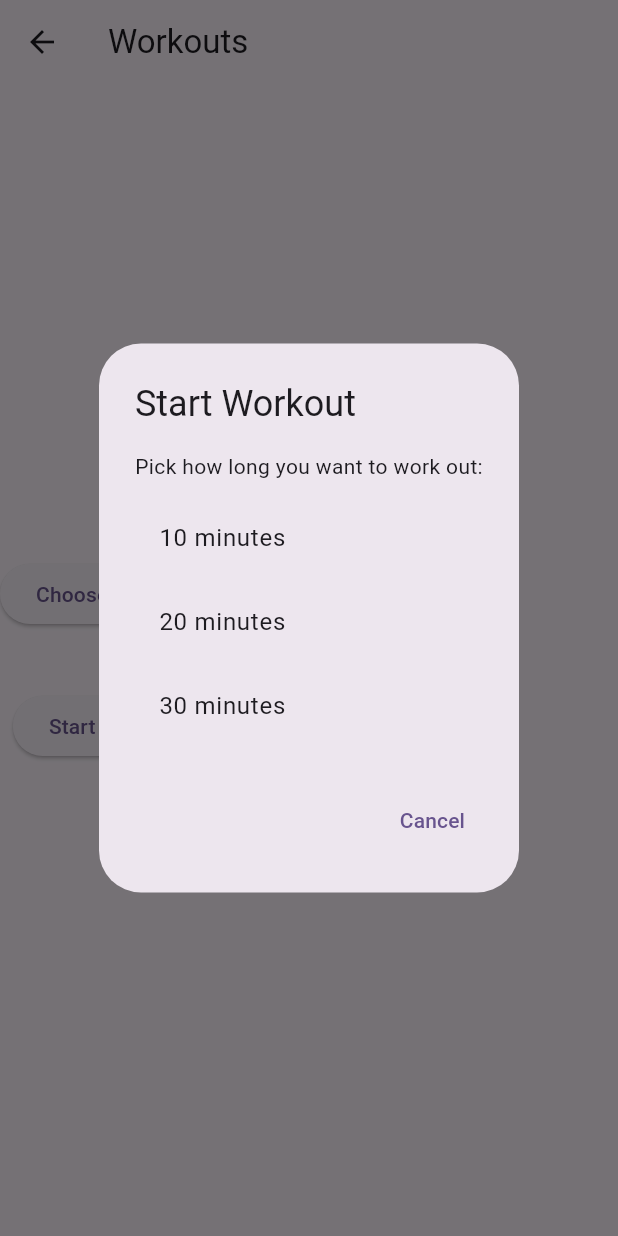
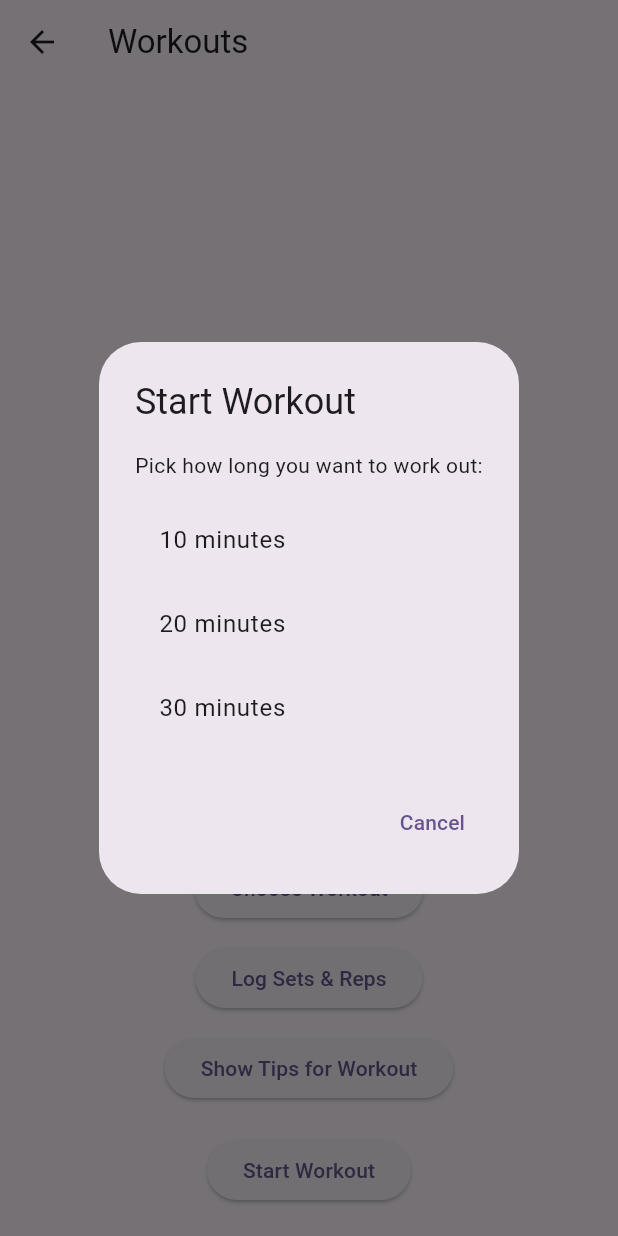
Before and after one commit to Abdullah-Mohammed-OTU/Mobile_Devices_project, a Flutter app: the WorkoutsPage screen opened directly, after a tap on "Start Workout", on a phone screen of 412 x 824 dp. Run offline on Flutter 3.47's test engine with Material 3 defaults, Android fonts, the phone set to English and light mode, and no system bars; our stand-ins replace flutter_local_notifications, sqflite; accounts and stored records are empty; network calls fail.

Commit message:
Updated workout page with logged sets and tips using api

```diff
--- a/project/lib/pages/workouts_page.dart
+++ b/project/lib/pages/workouts_page.dart
@@ -1,32 +1,55 @@
 import 'package:flutter/material.dart';
 import '../services/notifications_service.dart';
-import 'dart:async';
+import '../workout_api/exercise_api.dart';
+import '../workout_api/exercise_model.dart';
+import '../workout_api/workout_db.dart';
 
 class WorkoutsPage extends StatefulWidget {
   const WorkoutsPage({super.key});
-
   @override
-  State<WorkoutsPage> createState() => _WorkoutsPageState();
+  State<WorkoutsPage> createState() => WorkoutsPageState();
 }
 
-class _WorkoutsPageState extends State<WorkoutsPage> {
-  String? _selectedWorkout;
-  final List<String> _savedWorkouts = [];
-  final List<String> _options = ["Run", "Strength Workout", "Outdoor Bike"];
+class WorkoutsPageState extends State<WorkoutsPage> {
+  Exercise? chosen;
+  List<Exercise> apiExercises = [];
+  List<String> saved = [];
+  @override
+  void initState() {
+    super.initState();
+    loadApiWorkouts();
+  }
 
-  void _showWorkoutPicker() {
+  Future<void> loadApiWorkouts() async {
+    try {
+      List<Exercise> list = await ExerciseAPI.fetchExercises();
+      setState(() {
+        apiExercises = list.take(50).toList();
+      });
+    }
+    catch (e) {
+      debugPrint("API error");
+    }
+  }
+
+  void pickWorkout() {
+    if (apiExercises.isEmpty) {
+      ScaffoldMessenger.of(context).showSnackBar(
+        const SnackBar(content: Text("Exercises not loaded yet")),
+      );
+      return;
+    }
+
     showDialog(
       context: context,
       builder: (context) {
         return SimpleDialog(
-          title: const Text('Select Workout'),
-          children: _options.map((workout) {
+          title: const Text("Select Workout"),
+          children: apiExercises.map((ex) {
             return SimpleDialogOption(
-              child: Text(workout),
+              child: Text(ex.name),
               onPressed: () {
-                setState(() {
-                  _selectedWorkout = workout;
-                });
+                setState(() => chosen = ex);
                 Navigator.pop(context);
               },
             );
@@ -36,121 +59,205 @@ class _WorkoutsPageState extends State<WorkoutsPage> {
     );
   }
 
-  @override
-  void dispose() {
-    super.dispose();
+  void logSetsReps() {
+    if (chosen == null) {
+      ScaffoldMessenger.of(context).showSnackBar(const SnackBar(content: Text("Pick a workout first")));
+      return;
+    }
+
+    TextEditingController setsC = TextEditingController();
+    TextEditingController repsC = TextEditingController();
+    showDialog(
+      context: context,
+      builder: (dialogCtx) {
+        return AlertDialog(
+          title: Text("Log for ${chosen!.name}"),
+          content: Column(
+            mainAxisSize: MainAxisSize.min,
+            children: [
+              TextField(
+                controller: setsC,
+                keyboardType: TextInputType.number,
+                decoration: const InputDecoration(labelText: "Sets"),
+              ),
+              TextField(
+                controller: repsC,
+                keyboardType: TextInputType.number,
+                decoration: const InputDecoration(labelText: "Reps"),
+              ),
+            ],
+          ),
+          actions: [
+            TextButton(
+              child: const Text("Cancel"),
+              onPressed: () => Navigator.pop(dialogCtx),
+            ),
+            TextButton(
+              child: const Text("Save"),
+              onPressed: () async {
+                int? s = int.tryParse(setsC.text);
+                int? r = int.tryParse(repsC.text);
+                if (s == null || r == null) {
+                  ScaffoldMessenger.of(context).showSnackBar(
+                    const SnackBar(content: Text("Invalid numbers")),
+                  );
+                  return;
+                }
+
+                await WorkoutDB.addWorkout(chosen!.name, s, r);
+                setState(() {
+                  saved.add("${chosen!.name}: ${s}x$r");
+                });
+                Navigator.pop(dialogCtx);
+              },
+            ),
+          ],
+        );
+      },
+    );
+  }
+
+  void showTips() {
+    if (chosen == null) {
+      ScaffoldMessenger.of(context).showSnackBar(
+        const SnackBar(content: Text("Pick a workout first")),
+      );
+      return;
+    }
+
+    List<String> tips = chosen!.instructions;
+    showDialog(
+      context: context,
+      builder: (context) {
+        return AlertDialog(
+          title: Text("Tips for ${chosen!.name}"),
+          content: tips.isEmpty
+              ? const Text("No tips available for this exercise.")
+              : SingleChildScrollView(
+            child: Column(
+              crossAxisAlignment: CrossAxisAlignment.start,
+              children: tips.map((t) => Text("- $t\n")).toList(),
+            ),
+          ),
+          actions: [
+            TextButton(
+              child: const Text("Close"),
+              onPressed: () => Navigator.pop(context),
+            )
+          ],
+        );
+      },
+    );
+  }
+
+  void startWorkoutDialog() {
+    showDialog(
+      context: context,
+      builder: (ctx) {
+        return AlertDialog(
+          title: const Text("Start Workout"),
+          content: Column(
+            mainAxisSize: MainAxisSize.min,
+            crossAxisAlignment: CrossAxisAlignment.start,
+            children: [
+              const Text("Pick how long you want to work out:"),
+              const SizedBox(height: 12),
+              ListTile(
+                title: const Text("10 minutes"),
+                onTap: () => _runTimedWorkout(ctx, 12),
+              ),
+              ListTile(
+                title: const Text("20 minutes"),
+                onTap: () => _runTimedWorkout(ctx, 20),
+              ),
+              ListTile(
+                title: const Text("30 minutes"),
+                onTap: () => _runTimedWorkout(ctx, 30),
+              ),
+            ],
+          ),
+          actions: [
+            TextButton(
+              child: const Text("Cancel"),
+              onPressed: () => Navigator.pop(ctx),
+            )
+          ],
+        );
+      },
+    );
+  }
+
+  Future<void> _runTimedWorkout(BuildContext dialogContext, int minutes) async {
+    Navigator.pop(dialogContext);
+    await NotificationService.instance.notifyWorkoutStart();
+
+    ScaffoldMessenger.of(context).showSnackBar(SnackBar(content:Text("Workout started for $minutes minutes")));
+    await Future.delayed(Duration(minutes: minutes));
+    await NotificationService.instance.notifyWorkoutComplete(minutes);
+    ScaffoldMessenger.of(context).showSnackBar(SnackBar(content: Text("Workout complete! ($minutes min)")));
   }
 
   @override
   Widget build(BuildContext context) {
     return Scaffold(
-      appBar: AppBar(title: const Text('Workouts')),
-      body: Column(
+      appBar: AppBar(title: const Text("Workouts")),
+      body: Padding(
+        padding: const EdgeInsets.fromLTRB(20, 16, 20, 0),
+        child: Column(
+          crossAxisAlignment: CrossAxisAlignment.start,
+          children: [
+            if (saved.isNotEmpty)
+              Container(
+                constraints: const BoxConstraints(
+                  maxHeight: 150,
+                ),
+                child: Text(
+                  "Logged Workouts:\n${saved.join("\n")}",
+                  style: const TextStyle(fontSize: 16),
+                  textAlign: TextAlign.left,
+                ),
+              ),
+            if (chosen != null) ...[
+              const SizedBox(height: 12),
+              Text(
+                "Chosen Workout: ${chosen!.name}",
+                style: const TextStyle(fontSize: 16),
+                textAlign: TextAlign.left,
+              ),
+            ],
+            const Spacer(),
+            Row(
               mainAxisAlignment: MainAxisAlignment.center,
               children: [
-          if (_savedWorkouts.isNotEmpty)
-            Padding(
-              padding: const EdgeInsets.only(bottom: 20),
-              child: Text(
-                "Selected: ${_savedWorkouts.join(", ")}",
-                style: const TextStyle(fontSize: 16),
-              ),
-            ),
-          if (_selectedWorkout != null)
-            Padding(
-              padding: const EdgeInsets.only(bottom: 20),
-              child: Text(
-                "Chosen Workout: $_selectedWorkout",
-                style: const TextStyle(fontSize: 16),
-              ),
-            ),
+                Column(
+                  mainAxisSize: MainAxisSize.min,
+                  children: [
                     ElevatedButton(
-            onPressed: _showWorkoutPicker,
+                      onPressed: pickWorkout,
                       child: const Text("Choose Workout"),
                     ),
-          const SizedBox(height: 40),
+                    const SizedBox(height: 12),
                     ElevatedButton(
-            onPressed: () {
-              showDialog(
-                context: context,
-                builder: (BuildContext context) {
-                  return AlertDialog(
-                    title: const Text('Start Workout'),
-                    content: Column(
-                      mainAxisSize: MainAxisSize.min,
-                      crossAxisAlignment: CrossAxisAlignment.start,
-                      children: [
-                        const Text('Pick how long you want to work out:'),
-                        const SizedBox(height: 10),
-                        ListTile(
-                          title: const Text('10 minutes'),
-                          onTap: () async {
-                            Navigator.of(context).pop();
-                            await NotificationService.instance.notifyWorkoutStart();
-
-                            ScaffoldMessenger.of(context).showSnackBar(
-                              const SnackBar(content: Text('Workout started for 10 minutes')),
-                            );
-
-                            await Future.delayed(const Duration(minutes: 10));
-                            await NotificationService.instance.notifyWorkoutComplete(10);
-
-                            ScaffoldMessenger.of(context).showSnackBar(
-                              const SnackBar(content: Text('Workout complete! (10 min)')),
-                            );
-                          },
+                      onPressed: logSetsReps,
+                      child: const Text("Log Sets & Reps"),
                     ),
-                        ListTile(
-                          title: const Text('20 minutes'),
-                          onTap: () async {
-                            Navigator.of(context).pop();
-                            await NotificationService.instance.notifyWorkoutStart();
-
-                            ScaffoldMessenger.of(context).showSnackBar(
-                              const SnackBar(content: Text('Workout started for 20 minutes')),
-                            );
-
-                            await Future.delayed(const Duration(minutes: 20));
-                            await NotificationService.instance.notifyWorkoutComplete(20);
-
-                            ScaffoldMessenger.of(context).showSnackBar(
-                              const SnackBar(content: Text('Workout complete! (20 min)')),
-                            );
-                          },
+                    const SizedBox(height: 12),
+                    ElevatedButton(
+                      onPressed: showTips,
+                      child: const Text("Show Tips for Workout"),
                     ),
-                        ListTile(
-                          title: const Text('30 minutes'),
-                          onTap: () async {
-                            Navigator.of(context).pop();
-                            await NotificationService.instance.notifyWorkoutStart();
-
-                            ScaffoldMessenger.of(context).showSnackBar(
-                              const SnackBar(content: Text('Workout started for 30 minutes')),
-                            );
-
-                            await Future.delayed(const Duration(minutes: 30));
-                            await NotificationService.instance.notifyWorkoutComplete(30);
-
-                            ScaffoldMessenger.of(context).showSnackBar(
-                              const SnackBar(content: Text('Workout complete! (30 min)')),
-                            );
-                          },
+                    const SizedBox(height: 20),
+                    ElevatedButton(
+                      onPressed: startWorkoutDialog,
+                      child: const Text("Start Workout"),
+                    ),
+                    const SizedBox(height: 20),
+                  ],
                 ),
               ],
             ),
-                    actions: [
-                      TextButton(
-                        onPressed: () => Navigator.of(context).pop(),
-                        child: const Text('Cancel'),
+          ],
         ),
-                    ],
-                  );
-                },
-              );
-            },
-            child: const Text('Start Workout'),
-          )
-        ],
       ),
     );
   }
--- /dev/null
+++ b/project/lib/workout_api/exercise_api.dart
@@ -0,0 +1,17 @@
+import 'dart:convert';
+import 'package:http/http.dart' as http;
+import 'exercise_model.dart';
+
+class ExerciseAPI {
+  static Future<List<Exercise>> fetchExercises() async {
+    Uri url = Uri.parse("https://exercisedb.dev/api/v1/exercises");
+    http.Response res = await http.get(url);
+    if (res.statusCode != 200) {
+      throw Exception("Exercise API error: ${res.statusCode}");
+    }
+
+    Map<String, dynamic> decoded = jsonDecode(res.body);
+    List<dynamic> dataList = decoded["data"];
+    return dataList.map((item) => Exercise.fromJson(item as Map<String, dynamic>)).toList();
+  }
+}
--- /dev/null
+++ b/project/lib/workout_api/exercise_model.dart
@@ -0,0 +1,28 @@
+class Exercise {
+  String name;
+  List<String> instructions;
+
+  Exercise({
+    required this.name,
+    required this.instructions,
+  });
+
+  factory Exercise.fromJson(Map<String, dynamic> json) {
+    List<dynamic>? bodyPartsList = json["bodyParts"];
+    List<dynamic>? instrList = json["instructions"];
+    String bp = "Unknown";
+    if (bodyPartsList != null && bodyPartsList.isNotEmpty) {
+      bp = bodyPartsList[0].toString();
+    }
+
+    List<String> tips = [];
+    if (instrList != null) {
+      tips = instrList.map((e) => e.toString()).toList();
+    }
+
+    return Exercise(
+      name: json["name"] ?? "Unknown",
+      instructions: tips,
+    );
+  }
+}
--- /dev/null
+++ b/project/lib/workout_api/workout_db.dart
@@ -0,0 +1,43 @@
+import 'package:sqflite/sqflite.dart';
+import 'package:path/path.dart';
+
+class WorkoutDB {
+  static Database? _db;
+  static Future<Database> get db async {
+    if (_db != null) return _db!;
+    _db = await initDB();
+    return _db!;
+  }
+
+  static Future<Database> initDB() async {
+    String path = join(await getDatabasesPath(), "workouts.db");
+    return await openDatabase(
+      path,
+      version: 1,
+      onCreate: (Database db, int version) async {
+        await db.execute("""
+          CREATE TABLE workouts (
+            id INTEGER PRIMARY KEY AUTOINCREMENT,
+            exerciseName TEXT,
+            sets INTEGER,
+            reps INTEGER
+          );"""
+        );
+      },
+    );
+  }
+
+  static Future<int> addWorkout(String name, int sets, int reps) async {
+    final database = await db;
+    return await database.insert("workouts", {
+      "exerciseName": name,
+      "sets": sets,
+      "reps": reps,
+    });
+  }
+
+  static Future<List<Map<String, dynamic>>> getWorkouts() async {
+    final database = await db;
+    return await database.query("workouts");
+  }
+}
--- a/project/pubspec.yaml
+++ b/project/pubspec.yaml
@@ -32,6 +32,8 @@ dependencies:
     sdk: flutter
   flutter_local_notifications: ^17.0.0
   timezone: ^0.9.4
+  sqflite: ^2.3.0
+  path: ^1.9.0
 
   # The following adds the Cupertino Icons font to your application.
   # Use with the CupertinoIcons class for iOS style icons.
```
Lines whose indentation alone changed are shown as unchanged.
